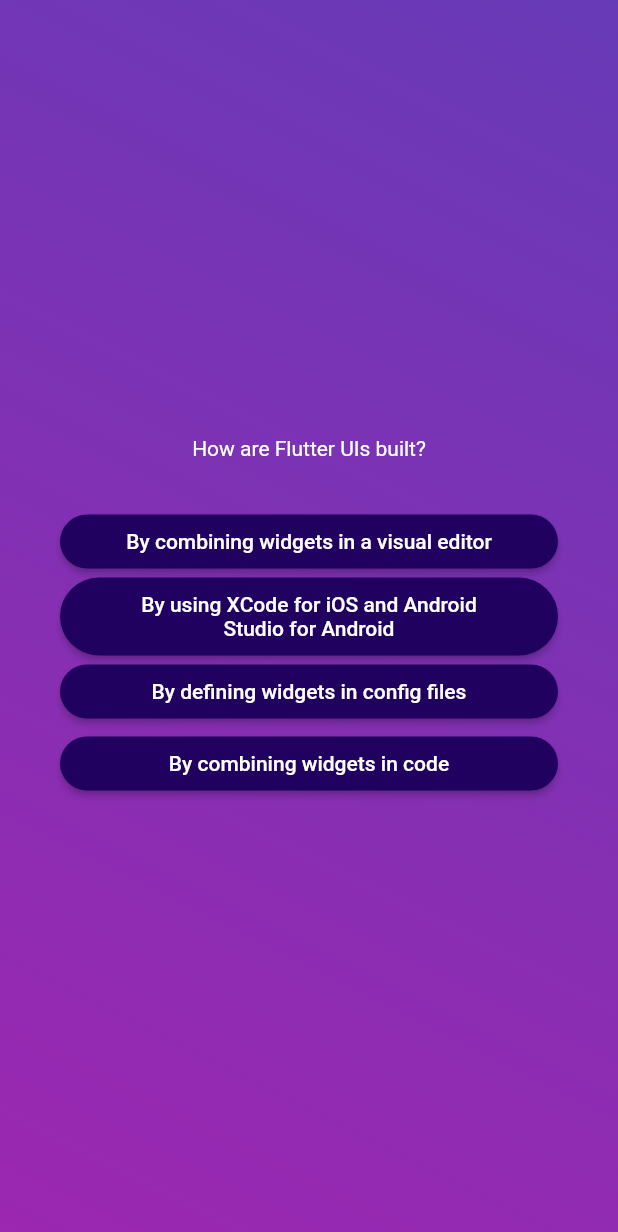
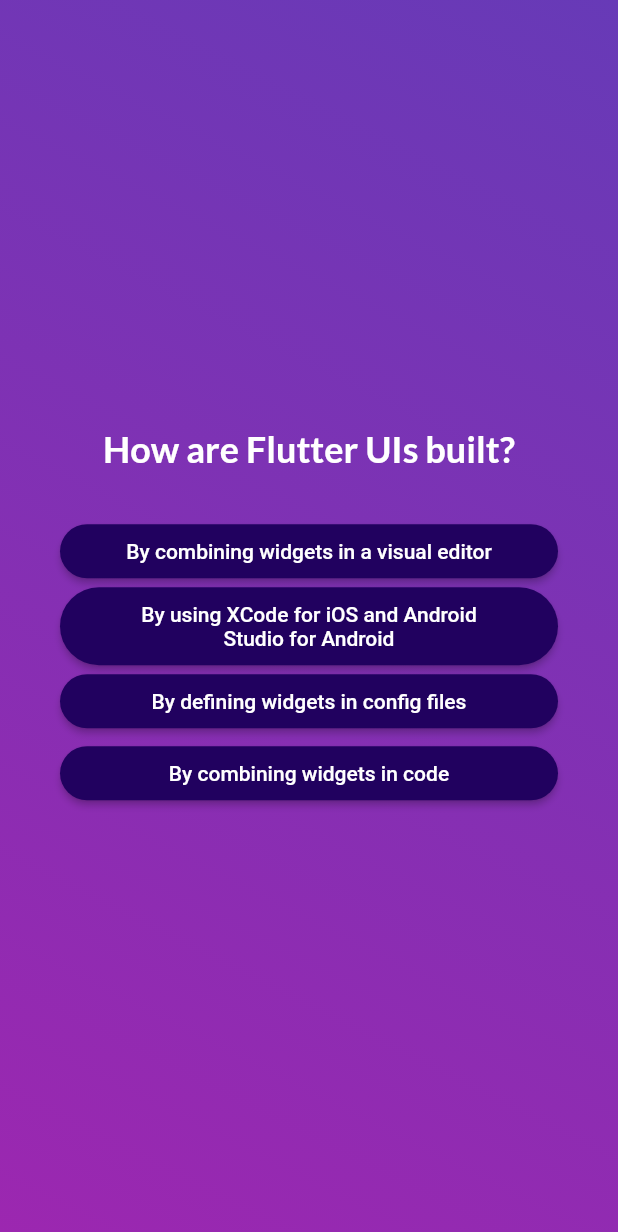
Before and after one commit to ireero/flutter_app_quiz_curso, a Flutter app: the screen it shows after launch, after a tap on "Start Quiz", after a tap on "Components", on a phone screen of 412 x 824 dp. Shown: the top 1232 px of the screen. Run offline on Flutter 3.47's test engine with Material 2 defaults, Android fonts, the phone set to English and light mode, and no system bars; our stand-ins replace google_fonts.

Commit message:
Neste módulo eu entendi como a tratativa de Listas funciona no dart e a relação para passagem de valores.

```diff
--- a/lib/questions_screen.dart
+++ b/lib/questions_screen.dart
@@ -1,9 +1,13 @@
 import 'package:flutter/material.dart';
 import 'answer_button.dart';
 import 'data/questions.dart';
+import 'package:google_fonts/google_fonts.dart';
 
 class QuestionsScreen extends StatefulWidget {
-  const QuestionsScreen({super.key});
+
+  const QuestionsScreen({super.key, required this.onSelectAnswer});
+
+  final void Function(String answer) onSelectAnswer;
 
   @override
   State<QuestionsScreen> createState() {
@@ -20,7 +24,10 @@ class _QuestionsScreenState extends State<QuestionsScreen> {
 
     final currentQuestion = questions[currentQuestionIndex];
 
-    void answerQuestions() {
+    void answerQuestions(String selectedAnswer) {
+
+      widget.onSelectAnswer(selectedAnswer);
+
       setState(() {
         currentQuestionIndex++;
       });
@@ -34,8 +41,10 @@ class _QuestionsScreenState extends State<QuestionsScreen> {
         children: [
           Text(
             currentQuestion.text,
-            style: const TextStyle(
+            style: GoogleFonts.lato(
               color: Colors.white,
+              fontSize: 24,
+              fontWeight: FontWeight.bold,
             ),
             textAlign: TextAlign.center,
           ),
@@ -43,7 +52,9 @@ class _QuestionsScreenState extends State<QuestionsScreen> {
             height: 30,
           ),
           ...currentQuestion.getShuffledAnswers().map((item) {
-            return AnswerButton(item, answerQuestions);
+            return AnswerButton(item, () {
+              answerQuestions(item);
+            });
           }),
         ],
       ),
--- a/lib/quiz.dart
+++ b/lib/quiz.dart
@@ -1,5 +1,7 @@
 import 'package:flutter/material.dart';
+import 'package:quiz_app/data/questions.dart';
 import 'package:quiz_app/questions_screen.dart';
+import 'package:quiz_app/results_screen.dart';
 import 'start_screen.dart';
 
 class Quiz extends StatefulWidget {
@@ -15,6 +17,8 @@ class Quiz extends StatefulWidget {
 
 class _Quiz extends State<Quiz> {
 
+  List<String> selectedAnswers = [];
+
   var activeScreen = 'start-screen';
 
   void switchScreen() {
@@ -23,8 +27,28 @@ class _Quiz extends State<Quiz> {
     });
   }
 
+  void chooseAnswer(String answer) {
+    selectedAnswers.add(answer);
+
+    if (selectedAnswers.length == questions.length) {
+      setState(() {
+        activeScreen = 'results-screen';
+        selectedAnswers = [];
+      });
+    }
+  }
+
   @override
   Widget build(context) {
+
+    Widget screenWidget = StartScreen(switchScreen);
+
+    if (activeScreen == 'questions-screen') {
+      screenWidget = QuestionsScreen(onSelectAnswer: chooseAnswer,);
+    } else if (activeScreen == 'results-screen') {
+      screenWidget = ResultsScreen(chosenAnswers: selectedAnswers,);
+    }
+
     return MaterialApp(
       debugShowCheckedModeBanner: false,
       home: Scaffold(
@@ -35,7 +59,7 @@ class _Quiz extends State<Quiz> {
                   begin: AlignmentDirectional.topEnd,
                   end: Alignment.bottomLeft),
             ),
-            child: activeScreen == 'start-screen' ? StartScreen(switchScreen) : const QuestionsScreen()),
+            child: screenWidget),
       ),
     );
   }
--- a/lib/start_screen.dart
+++ b/lib/start_screen.dart
@@ -1,4 +1,5 @@
 import 'package:flutter/material.dart';
+import 'package:google_fonts/google_fonts.dart';
 
 class StartScreen extends StatelessWidget {
   const StartScreen(this.startQuiz, {super.key});
@@ -12,11 +13,11 @@ class StartScreen extends StatelessWidget {
             mainAxisAlignment: MainAxisAlignment.center,
             children: [
               Image.asset('assets/images/quiz-logo.png', width: 250,),
-              const Padding(
-                padding: EdgeInsets.only(top: 65, bottom: 45),
+              Padding(
+                padding: const EdgeInsets.only(top: 65, bottom: 45),
                 child: Text(
                   'Learn Flutter the fun way!',
-                  style: TextStyle(
+                  style: GoogleFonts.lato(
                       fontSize: 25,
                       color: Colors.white
                   ),
--- a/pubspec.yaml
+++ b/pubspec.yaml
@@ -35,6 +35,7 @@ dependencies:
   # The following adds the Cupertino Icons font to your application.
   # Use with the CupertinoIcons class for iOS style icons.
   cupertino_icons: ^1.0.2
+  google_fonts: ^4.0.4
 
 dev_dependencies:
   flutter_test:
```
Also changed, not shown: lib/results_screen.dart (added, +49 -0 lines), pubspec.lock, 1 other file.
